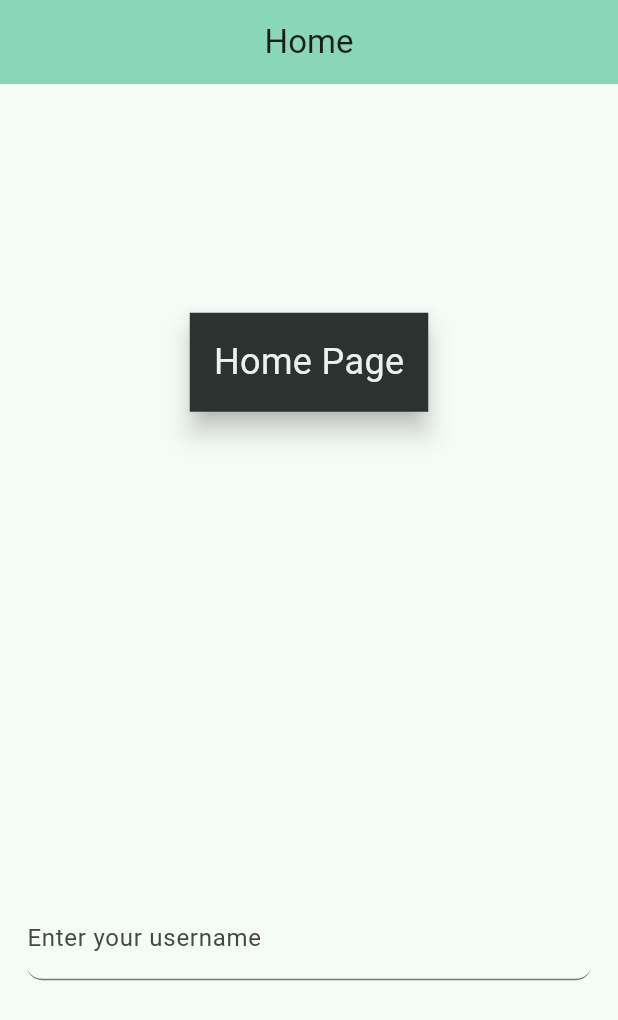
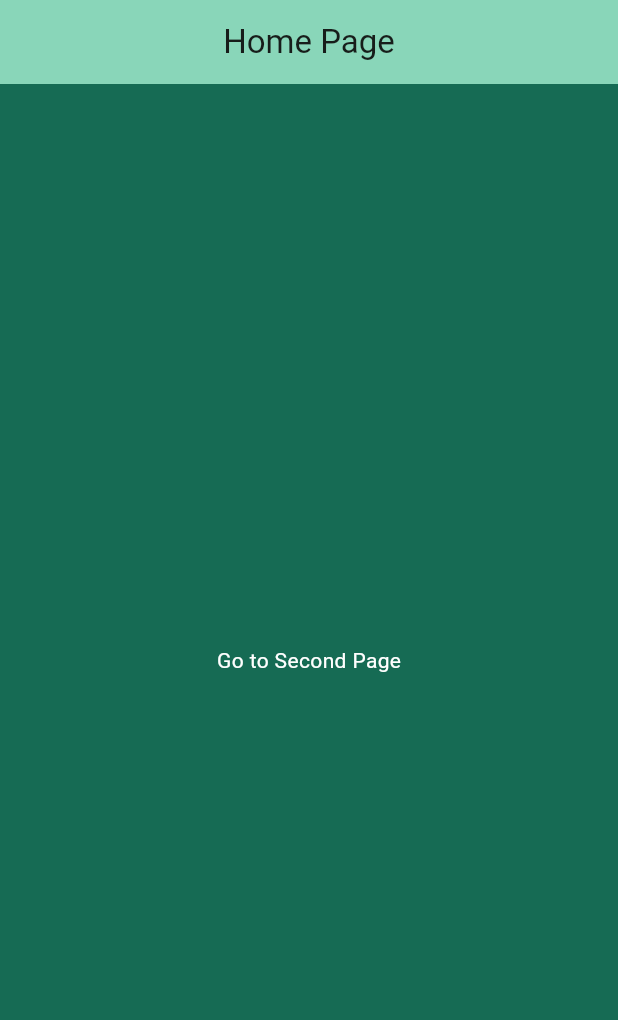
Before and after one commit to jvcss/statemanager, a Flutter app: the first screen one second after launch, on a phone screen of 412 x 824 dp. Shown: the top 1020 px of the screen. Run offline on Flutter 3.47's test engine with Material 3 defaults, Android fonts, the phone set to English and light mode, and no system bars.

```diff
--- a/lib/main.dart
+++ b/lib/main.dart
@@ -1,3 +1,5 @@
+import 'dart:async';
+
 import 'package:flutter/material.dart';
 
 void main() {
@@ -20,51 +22,73 @@ class App extends StatelessWidget {
         useMaterial3: true,
       ),
       routes: <String, WidgetBuilder>{
-        '/': (BuildContext context) => const HomePage(),
+        '/': (BuildContext context) => const HomePage(
+            //   title: 'Page',
+            ),
       },
     );
   }
 }
 
-class HomePage extends StatelessWidget {
-  const HomePage({super.key});
+class HomePage extends StatefulWidget {
+  //final String title;
+  const HomePage({
+    super.key,
+    //this.title = 'Home Page',
+  });
+
+  @override
+  State<HomePage> createState() => _HomePageState();
+}
+
+class _HomePageState extends State<HomePage> {
+  String title = 'Home Page';
+
+  void _changeTitle() {
+    Timer.periodic(const Duration(seconds: 1), (timer) {
+      setState(() {
+        title = DateTime.now().toLocal().toString();
+      });
+    });
+  }
+  @override
+  void initState() {
+    super.initState();
+    _changeTitle();
+  }
+
   @override
   Widget build(BuildContext context) {
     return Scaffold(
       appBar: AppBar(
         backgroundColor: Theme.of(context).colorScheme.inversePrimary,
         centerTitle: true,
-        title: const Text('Home'),
+        title: Text(title),
       ),
-      body: Center(
-        child: Column(
-          mainAxisAlignment: MainAxisAlignment.spaceAround,
-          children: <Widget>[
-            Material(
-              color: Theme.of(context).colorScheme.inverseSurface,
-              elevation: 7,
-              child: Padding(
-                padding: const EdgeInsets.all(16.0),
-                child: Text(
-                  'Home Page',
-                  style: TextStyle(
-                    color: Theme.of(context).colorScheme.onInverseSurface,
-                    fontSize: 24,
-                  ),
+      body: GestureDetector(
+        onTap: () {
+          ScaffoldMessenger.of(context).showSnackBar(
+            SnackBar(
+              content: Container(
+                decoration: BoxDecoration(
+                  color: Theme.of(context).colorScheme.primary,
+                  borderRadius: BorderRadius.circular(10),
                 ),
               ),
+              duration: const Duration(seconds: 2),
             ),
-            Padding(
-              padding: const EdgeInsets.all(18.0),
-              child: TextField(
-                decoration: InputDecoration(
-                  border: UnderlineInputBorder(borderRadius: BorderRadius.circular(10)),
-                  labelText: 'Enter your username',
-                  //hintText: 'Enter your name',
-                ),
+          );
+        },
+        child: Container(
+          color: Theme.of(context).colorScheme.primary,
+          child: Center(
+            child: Text(
+              'Go to Second Page',
+              style: TextStyle(
+                color: Theme.of(context).colorScheme.onPrimary,
               ),
             ),
-          ],
+          ),
         ),
       ),
     );
```
